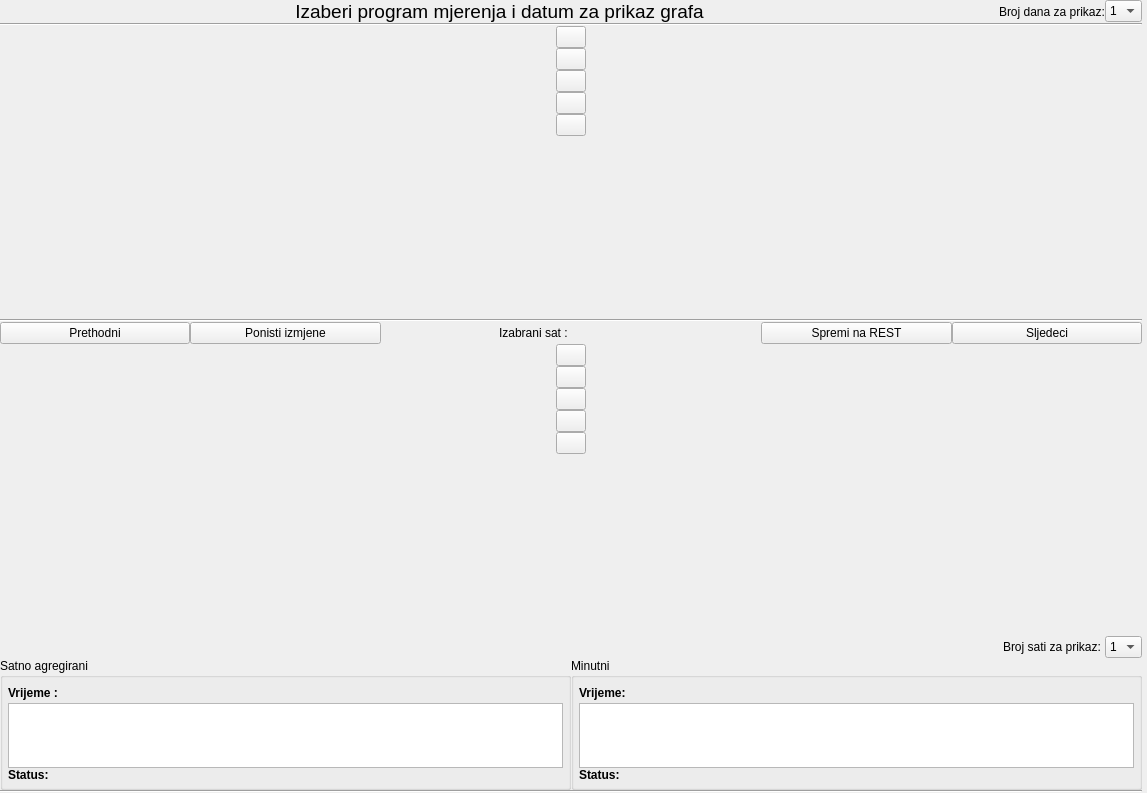
kluksa/kontrola-podataka, file app/view/ui_files/konc_graf_panel.ui: the form before one commit.
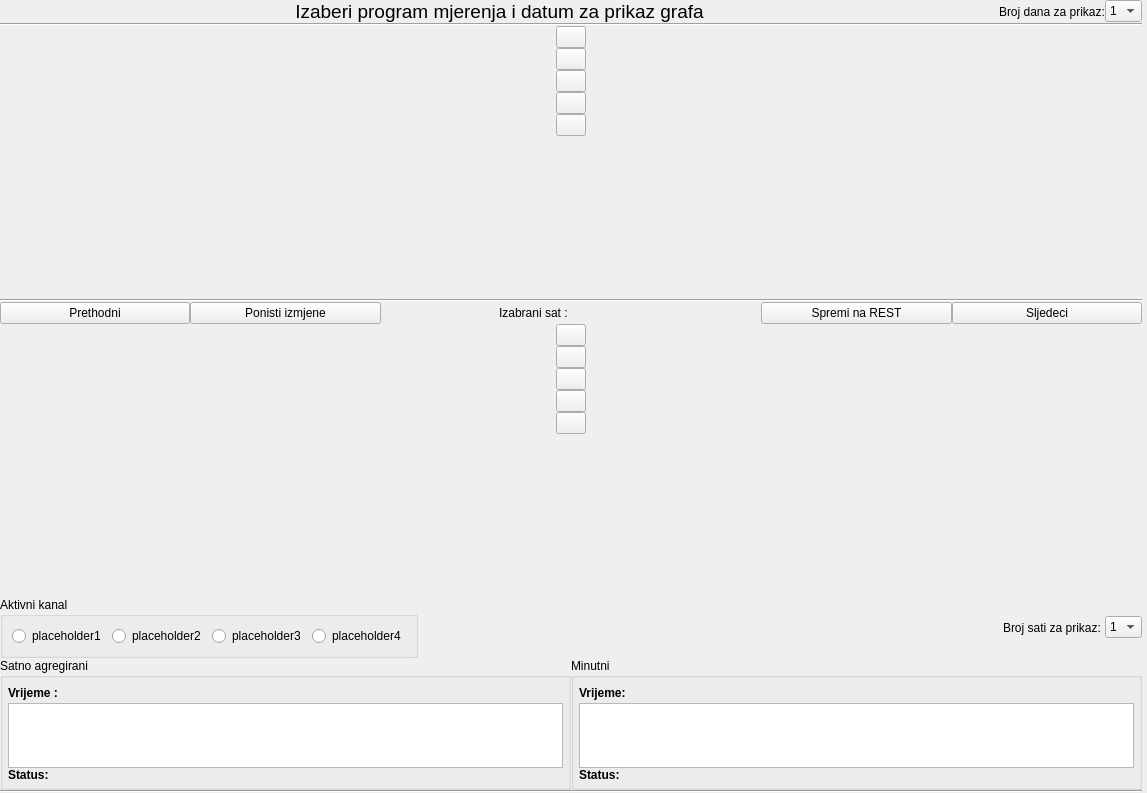
The form after the commit.

Diff of the .ui file:
```diff
--- a/app/view/ui_files/konc_graf_panel.ui
+++ b/app/view/ui_files/konc_graf_panel.ui
@@ -464,6 +464,43 @@
        <property name="topMargin">
         <number>0</number>
        </property>
+       <item>
+        <widget class="QGroupBox" name="groupBox_3">
+         <property name="title">
+          <string>Aktivni kanal</string>
+         </property>
+         <layout class="QHBoxLayout" name="horizontalLayout_2">
+          <item>
+           <widget class="QRadioButton" name="koncRadioButton1">
+            <property name="text">
+             <string>placeholder1</string>
+            </property>
+           </widget>
+          </item>
+          <item>
+           <widget class="QRadioButton" name="koncRadioButton2">
+            <property name="text">
+             <string>placeholder2</string>
+            </property>
+           </widget>
+          </item>
+          <item>
+           <widget class="QRadioButton" name="koncRadioButton3">
+            <property name="text">
+             <string>placeholder3</string>
+            </property>
+           </widget>
+          </item>
+          <item>
+           <widget class="QRadioButton" name="koncRadioButton4">
+            <property name="text">
+             <string>placeholder4</string>
+            </property>
+           </widget>
+          </item>
+         </layout>
+        </widget>
+       </item>
        <item>
         <spacer name="horizontalSpacer">
          <property name="orientation">
```
